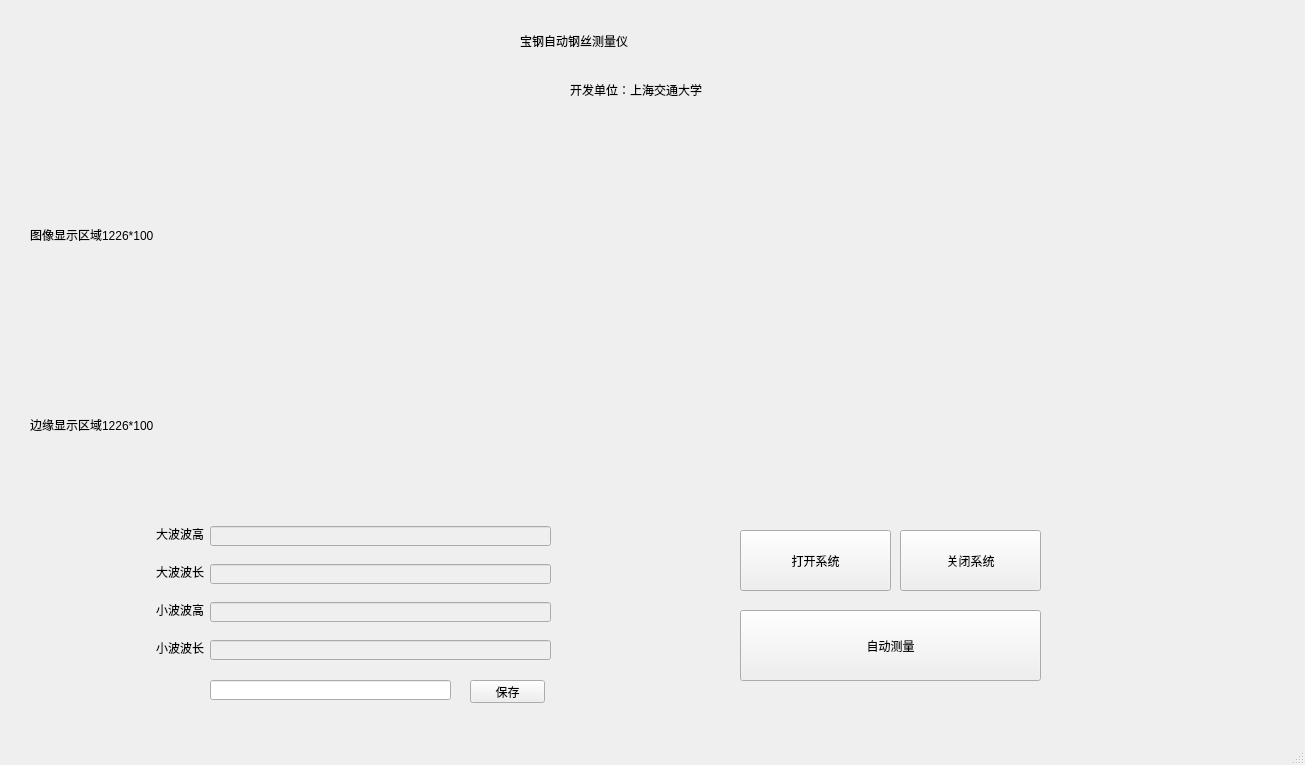
The window that res/validui.ui (onlytjt/SteelWaveMeasurement) describes before a commit, drawn with Qt 5.
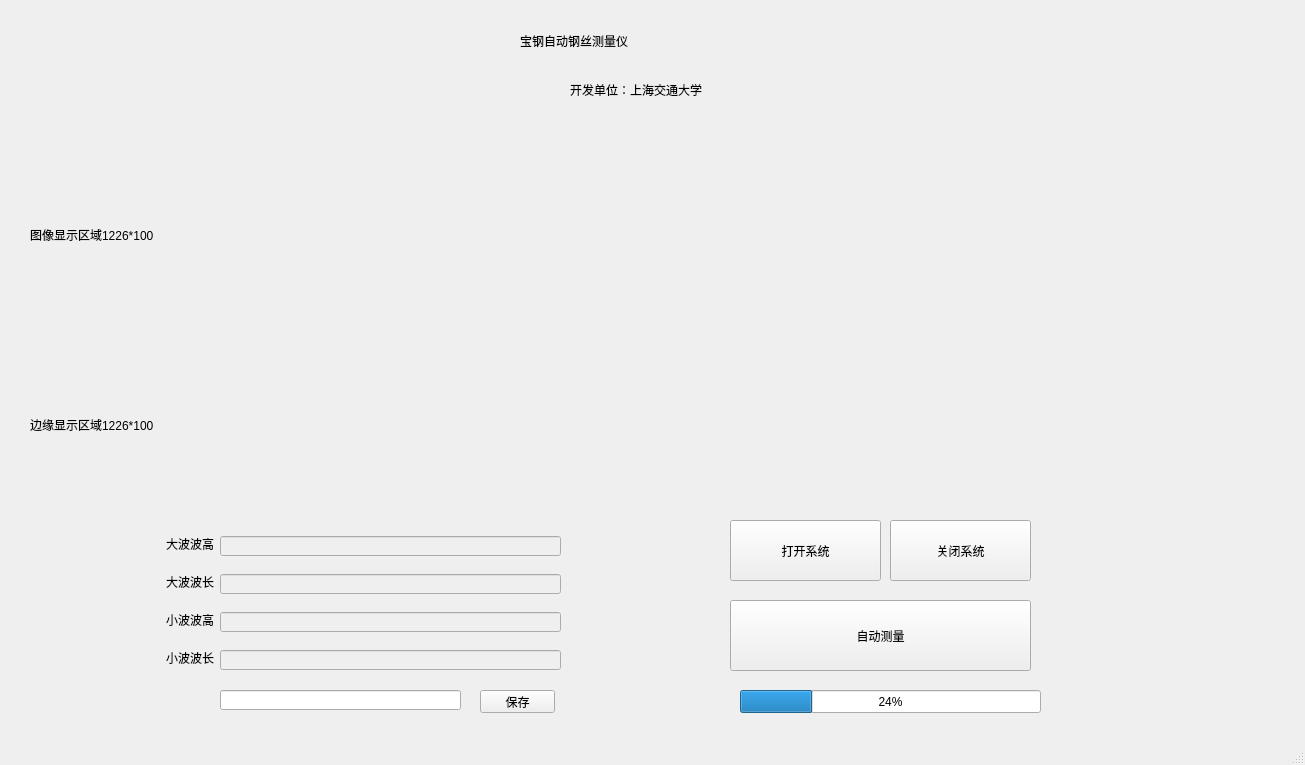
The same window after the commit.

Diff of the .ui file:
```diff
--- a/res/validui.ui
+++ b/res/validui.ui
@@ -56,8 +56,8 @@
    <widget class="QPushButton" name="btn_auto_test">
     <property name="geometry">
      <rect>
-      <x>740</x>
-      <y>610</y>
+      <x>730</x>
+      <y>600</y>
       <width>301</width>
       <height>71</height>
      </rect>
@@ -69,8 +69,8 @@
    <widget class="QLabel" name="label_4">
     <property name="geometry">
      <rect>
-      <x>156</x>
-      <y>526</y>
+      <x>166</x>
+      <y>536</y>
       <width>48</width>
       <height>16</height>
      </rect>
@@ -85,8 +85,8 @@
     </property>
     <property name="geometry">
      <rect>
-      <x>210</x>
-      <y>526</y>
+      <x>220</x>
+      <y>536</y>
       <width>341</width>
       <height>20</height>
      </rect>
@@ -95,8 +95,8 @@
    <widget class="QLabel" name="label_5">
     <property name="geometry">
      <rect>
-      <x>156</x>
-      <y>564</y>
+      <x>166</x>
+      <y>574</y>
       <width>48</width>
       <height>16</height>
      </rect>
@@ -111,8 +111,8 @@
     </property>
     <property name="geometry">
      <rect>
-      <x>210</x>
-      <y>564</y>
+      <x>220</x>
+      <y>574</y>
       <width>341</width>
       <height>20</height>
      </rect>
@@ -121,8 +121,8 @@
    <widget class="QLabel" name="label_6">
     <property name="geometry">
      <rect>
-      <x>156</x>
-      <y>602</y>
+      <x>166</x>
+      <y>612</y>
       <width>48</width>
       <height>16</height>
      </rect>
@@ -137,8 +137,8 @@
     </property>
     <property name="geometry">
      <rect>
-      <x>210</x>
-      <y>602</y>
+      <x>220</x>
+      <y>612</y>
       <width>341</width>
       <height>20</height>
      </rect>
@@ -147,8 +147,8 @@
    <widget class="QLabel" name="label_7">
     <property name="geometry">
      <rect>
-      <x>156</x>
-      <y>640</y>
+      <x>166</x>
+      <y>650</y>
       <width>48</width>
       <height>16</height>
      </rect>
@@ -163,8 +163,8 @@
     </property>
     <property name="geometry">
      <rect>
-      <x>210</x>
-      <y>640</y>
+      <x>220</x>
+      <y>650</y>
       <width>341</width>
       <height>20</height>
      </rect>
@@ -173,8 +173,8 @@
    <widget class="QLineEdit" name="lineEdit_5">
     <property name="geometry">
      <rect>
-      <x>210</x>
-      <y>680</y>
+      <x>220</x>
+      <y>690</y>
       <width>241</width>
       <height>20</height>
      </rect>
@@ -183,8 +183,8 @@
    <widget class="QPushButton" name="btn_start_system">
     <property name="geometry">
      <rect>
-      <x>740</x>
-      <y>530</y>
+      <x>730</x>
+      <y>520</y>
       <width>151</width>
       <height>61</height>
      </rect>
@@ -196,8 +196,8 @@
    <widget class="QPushButton" name="btn_close_system">
     <property name="geometry">
      <rect>
-      <x>900</x>
-      <y>530</y>
+      <x>890</x>
+      <y>520</y>
       <width>141</width>
       <height>61</height>
      </rect>
@@ -222,8 +222,8 @@
    <widget class="QPushButton" name="btn_savefile">
     <property name="geometry">
      <rect>
-      <x>470</x>
-      <y>680</y>
+      <x>480</x>
+      <y>690</y>
       <width>75</width>
       <height>23</height>
      </rect>
@@ -232,6 +232,19 @@
      <string>保存</string>
     </property>
    </widget>
+   <widget class="QProgressBar" name="progressBar">
+    <property name="geometry">
+     <rect>
+      <x>740</x>
+      <y>690</y>
+      <width>301</width>
+      <height>23</height>
+     </rect>
+    </property>
+    <property name="value">
+     <number>24</number>
+    </property>
+   </widget>
   </widget>
   <widget class="QStatusBar" name="statusBar"/>
  </widget>
```
